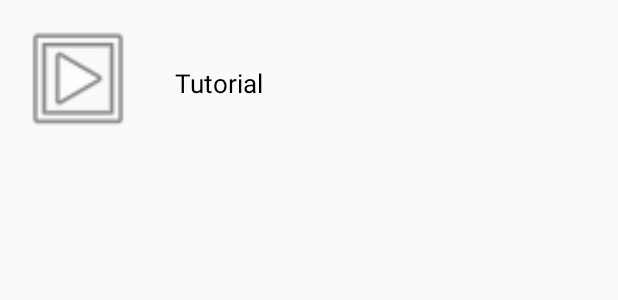
After one commit to ThatcherLarson/DiscGolfApp, an Android app: the layout tutorial_list_item.xml on its own in the app's theme, with its tools: preview values and no code run, on a phone screen of 412 x 824 dp. The commit adds this screen. Shown: the top 300 px of the screen. Run offline under Robolectric (Android 15) with nearby library versions, the phone set to English and light mode, and no system bars.

Commit message:
tutorial section content and layout

```diff
--- /dev/null
+++ b/app/src/main/res/layout/tutorial_list_item.xml
@@ -0,0 +1,25 @@
+<?xml version="1.0" encoding="utf-8"?>
+<RelativeLayout xmlns:android="http://schemas.android.com/apk/res/android"
+    android:id="@+id/tutorialListItem"
+    android:layout_width="match_parent"
+    android:layout_height="wrap_content"
+    android:padding="15dp">
+
+        <ImageView
+            android:id="@+id/tutorialImageView"
+            android:layout_width="80dp"
+            android:layout_height="80dp"
+            android:src="@android:drawable/ic_menu_slideshow" />
+
+        <TextView
+            android:id="@+id/tutorialTextView"
+            android:layout_width="wrap_content"
+            android:layout_height="wrap_content"
+            android:layout_marginStart="21dp"
+            android:layout_marginLeft="21dp"
+            android:textColor="#000"
+            android:layout_centerVertical="true"
+            android:textSize="17sp"
+            android:layout_toRightOf="@+id/tutorialImageView"
+            android:text="Tutorial" />
+</RelativeLayout>
```
Also changed, not shown: app/src/main/java/adapters/TutorialAdapter.java (added, +95 -0 lines), app/src/main/java/com/example/discgolfapp/MeasureThrowActivity.java (+20 -0 lines), app/src/main/java/com/example/discgolfapp/TutorialsActivity.java (+76 -0 lines), app/src/main/res/layout/activity_measure_throw.xml (+12 -9 lines), app/src/main/res/layout/activity_tutorials.xml (+8 -0 lines).
